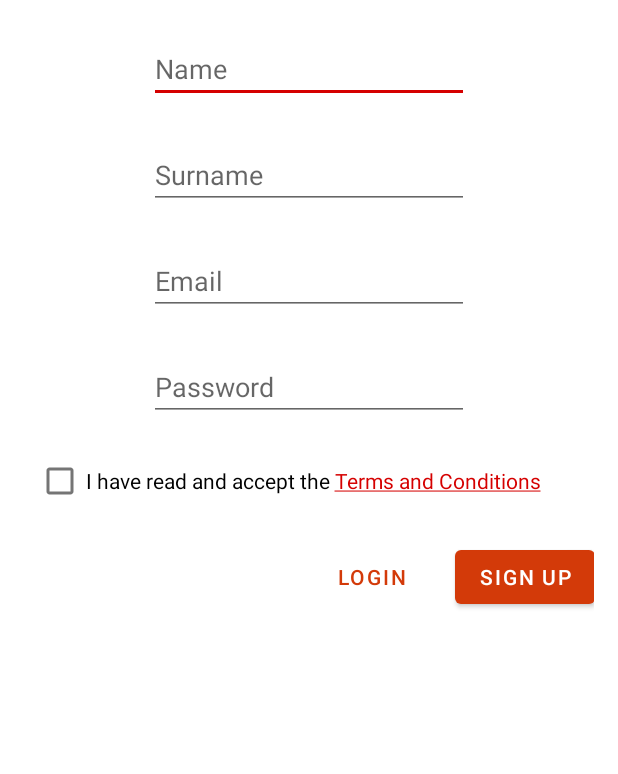
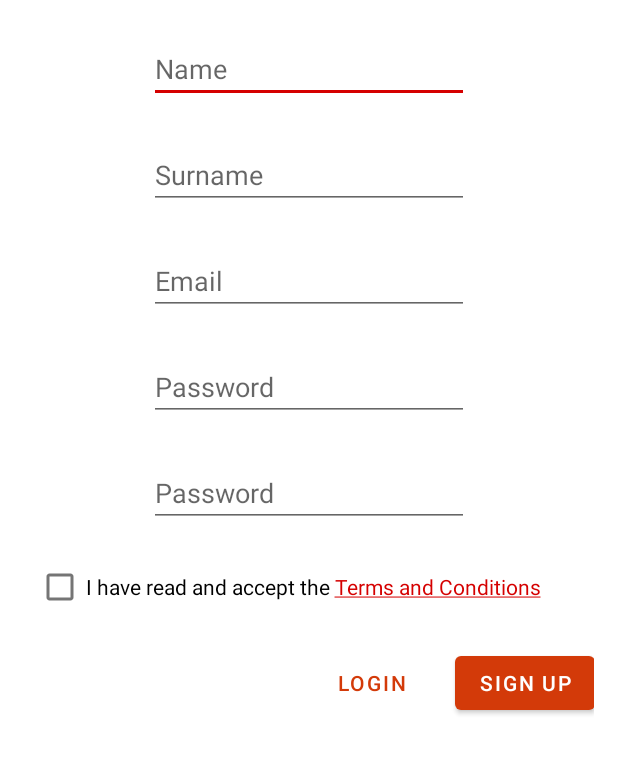
Before and after one commit to bounswe/bounswe2020group8, an Android app: the SignupCustomerActivity screen opened directly, with no data from a screen before it, on a phone screen of 412 x 824 dp, the part 273-1047 px from its top. Run offline under Robolectric (Android 15) with nearby library versions, the phone set to English and light mode, and no system bars.

Commit message:
New password input box added to check password validity

```diff
--- a/Android/app/src/main/res/layout/activity_signup_customer.xml
+++ b/Android/app/src/main/res/layout/activity_signup_customer.xml
@@ -87,6 +87,20 @@
             app:layout_constraintTop_toBottomOf="@+id/signup_email"
             android:autofillHints=""/>
 
+    <EditText
+        android:layout_width="wrap_content"
+        android:layout_height="wrap_content"
+        android:inputType="textPassword"
+        android:ems="10"
+        android:id="@+id/signup_password2"
+        android:hint="@string/signup_password"
+        app:layout_constraintStart_toStartOf="parent"
+        app:layout_constraintHorizontal_bias="0.5"
+        app:layout_constraintEnd_toEndOf="parent"
+        android:layout_marginTop="25dp"
+        app:layout_constraintTop_toBottomOf="@+id/signup_password"
+        android:autofillHints=""/>
+
     <LinearLayout
             android:id="@+id/checkbox_Layout"
             android:layout_width="366dp"
@@ -95,7 +109,7 @@
             app:layout_constraintHorizontal_bias="0.5"
             app:layout_constraintEnd_toEndOf="parent"
             android:layout_marginTop="25dp"
-            app:layout_constraintTop_toBottomOf="@+id/signup_password"
+            app:layout_constraintTop_toBottomOf="@+id/signup_password2"
             android:orientation="horizontal"
             tools:ignore="MissingConstraints">
         <CheckBox
```
Also changed, not shown: Android/app/src/main/java/com/example/carousel/SignupCustomerActivity.kt (+7 -2 lines), Android/app/src/main/java/com/example/carousel/SignupVendorActivity.kt (+7 -2 lines), Android/app/src/main/res/layout/activity_signup_vendor.xml (+15 -1 lines).
